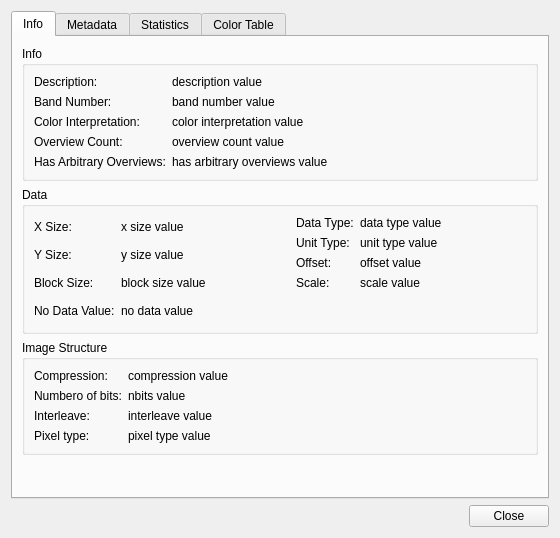
avalentino/gsdview, file gsdview/gdalbackend/ui/banddialog.ui: the form before one commit.
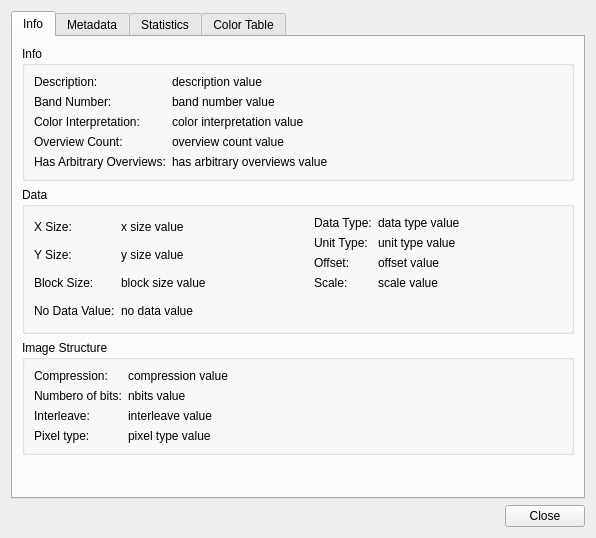
The form after the commit.

Diff of the .ui file:
```diff
--- a/gsdview/gdalbackend/ui/banddialog.ui
+++ b/gsdview/gdalbackend/ui/banddialog.ui
@@ -6,7 +6,7 @@
    <rect>
     <x>0</x>
     <y>0</y>
-    <width>560</width>
+    <width>596</width>
     <height>538</height>
    </rect>
   </property>
```
